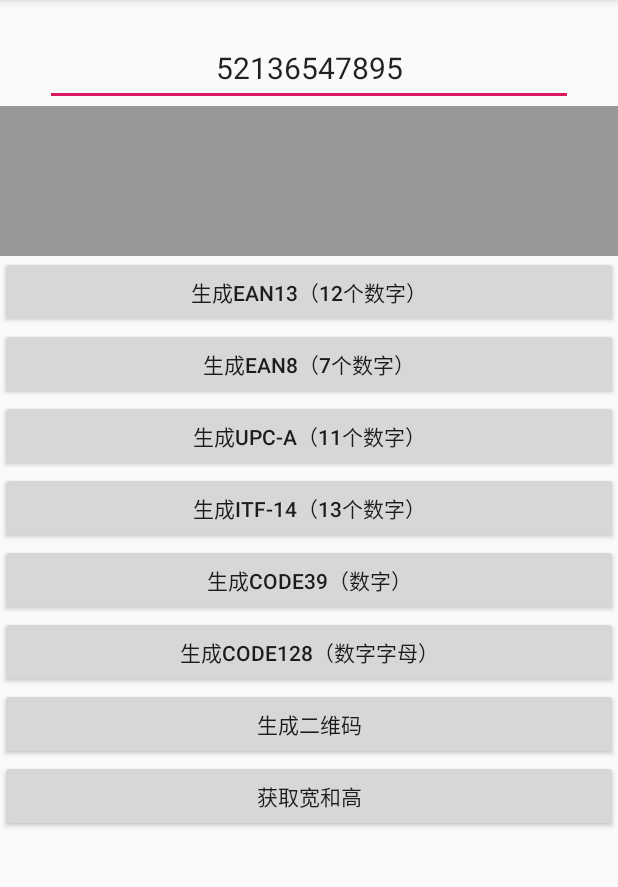
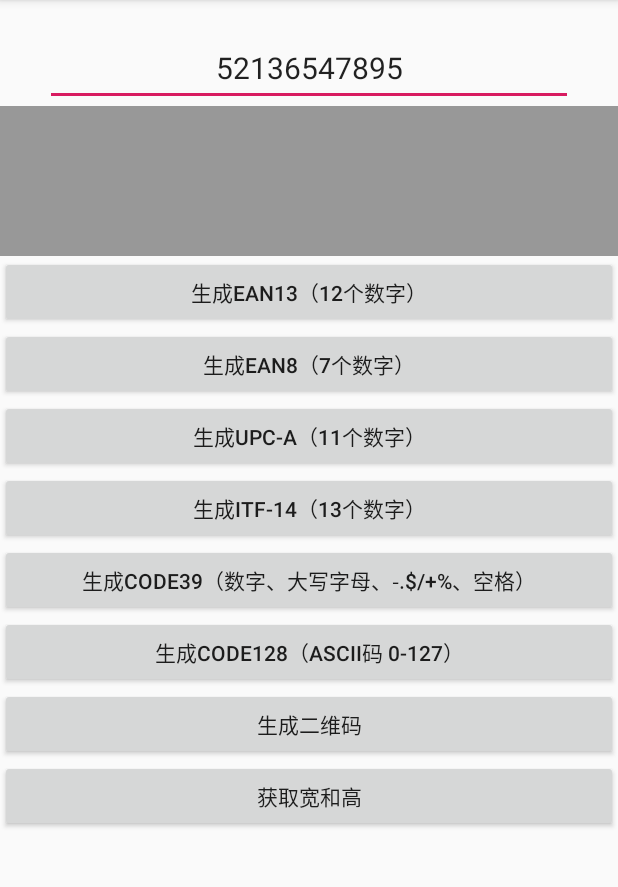
Before and after one commit to JefferyBoy/zxing-android, an Android app: the screen it shows after launch (MainActivity), on a phone screen of 412 x 824 dp, the part 84-971 px from its top. Run offline under Robolectric (Android 15) with nearby library versions, the phone set to English and light mode, and no system bars.

Commit message:
code39和code128字符限制规则

```diff
--- a/app/src/main/res/layout/activity_main.xml
+++ b/app/src/main/res/layout/activity_main.xml
@@ -60,12 +60,12 @@
             <Button
                 android:layout_width="match_parent"
                 android:layout_height="wrap_content"
-                android:text="生成CODE39（数字）"
+                android:text="生成CODE39（数字、大写字母、-.$/+%、空格）"
                 android:onClick="clickCode39"/>
             <Button
                 android:layout_width="match_parent"
                 android:layout_height="wrap_content"
-                android:text="生成CODE128（数字字母）"
+                android:text="生成CODE128（ASCII码 0-127）"
                 android:onClick="clickCode128"/>
             <Button
                 android:layout_width="match_parent"
```
